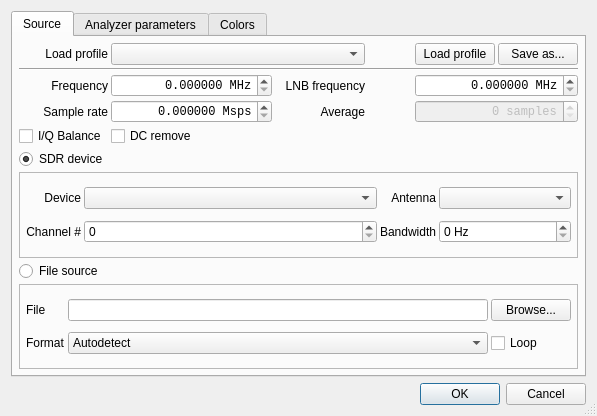
BatchDrake/SigDigger, file ui/Config.ui: the form before one commit.
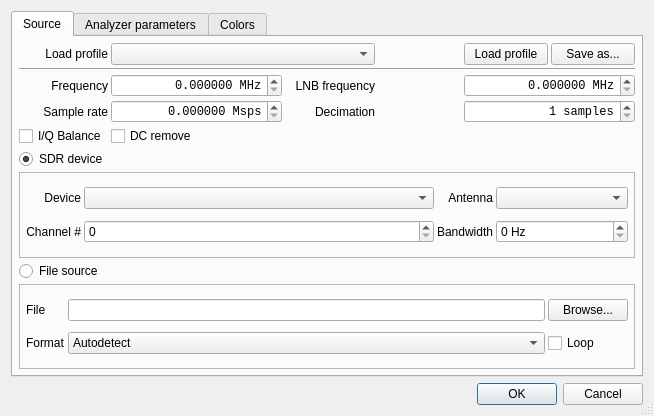
The form after the commit. Custom widgets are drawn as their Qt base class.

Commit message: Implement decimation

Patch:
```diff
--- a/ui/Config.ui
+++ b/ui/Config.ui
@@ -6,7 +6,7 @@
    <rect>
     <x>0</x>
     <y>0</y>
-    <width>597</width>
+    <width>654</width>
     <height>416</height>
    </rect>
   </property>
@@ -353,7 +353,7 @@
        <item row="5" column="3">
         <widget class="QLabel" name="label_7">
          <property name="text">
-          <string>Average</string>
+          <string>Decimation</string>
          </property>
          <property name="alignment">
           <set>Qt::AlignRight|Qt::AlignTrailing|Qt::AlignVCenter</set>
@@ -447,7 +447,7 @@
        <item row="5" column="5" colspan="2">
         <widget class="QSpinBox" name="averageSpin">
          <property name="enabled">
-          <bool>false</bool>
+          <bool>true</bool>
          </property>
          <property name="font">
           <font>
@@ -460,6 +460,12 @@
          <property name="suffix">
           <string> samples</string>
          </property>
+         <property name="minimum">
+          <number>1</number>
+         </property>
+         <property name="maximum">
+          <number>100</number>
+         </property>
         </widget>
        </item>
        <item row="5" column="1" colspan="2">
```
Left out of the diff: 2 changed lines with no effect on the pictures. The commit also changes 3 other files.
